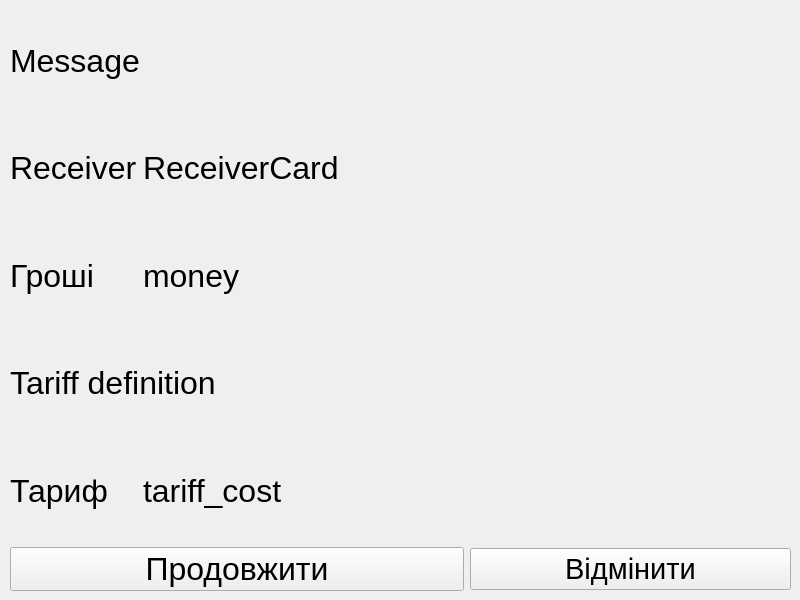
Old version of the form transaction_details.ui in the repository Anoromi/upa_atm.
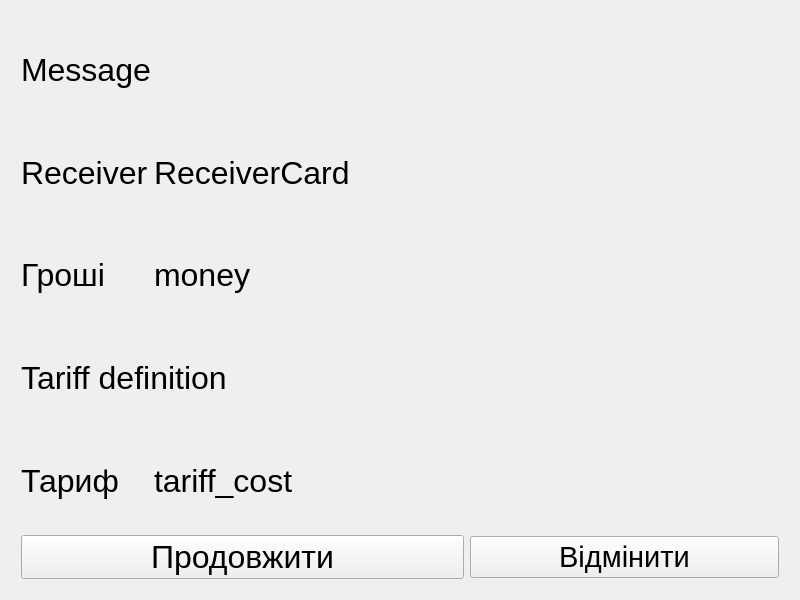
New version of the form.

Patch:
```diff
--- a/transaction_details.ui
+++ b/transaction_details.ui
@@ -13,15 +13,9 @@
   <property name="windowTitle">
    <string>Form</string>
   </property>
+  <layout class="QGridLayout" name="gridLayout_2">
+   <item row="0" column="0">
   <widget class="QWidget" name="gridWidget" native="true">
-   <property name="geometry">
-    <rect>
-     <x>0</x>
-     <y>0</y>
-     <width>801</width>
-     <height>601</height>
-    </rect>
-   </property>
    <layout class="QGridLayout" name="gridLayout">
     <property name="leftMargin">
      <number>10</number>
@@ -83,7 +77,7 @@
       </property>
      </widget>
     </item>
-    <item row="0" column="0" colspan="2">
+      <item row="0" column="0" colspan="3">
      <widget class="QLabel" name="message">
       <property name="font">
        <font>
@@ -193,6 +187,8 @@
     </item>
    </layout>
   </widget>
+   </item>
+  </layout>
  </widget>
  <resources/>
  <connections/>
```
Left out of the diff: 48 changed lines with no effect on the pictures. Lines whose indentation alone changed are shown as unchanged.
